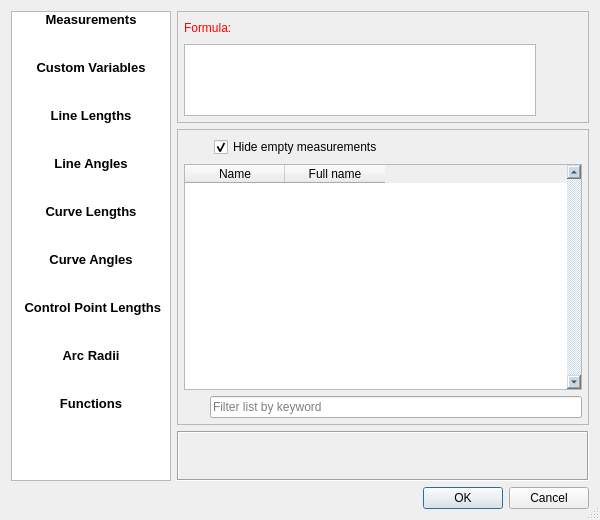
Qt form src/libs/vtools/dialogs/support/edit_formula_dialog.ui (FashionFreedom/Seamly2D) before a commit.
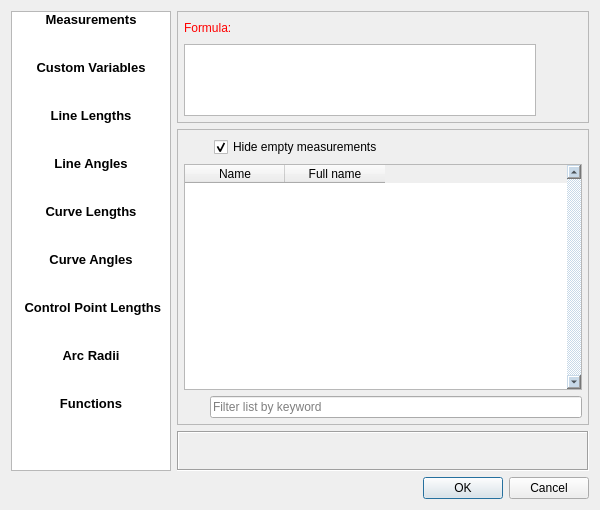
The same form after that commit. Icons and pictures are not drawn.

```diff
--- a/src/libs/vtools/dialogs/support/edit_formula_dialog.ui
+++ b/src/libs/vtools/dialogs/support/edit_formula_dialog.ui
@@ -10,7 +10,7 @@
     <x>0</x>
     <y>0</y>
     <width>600</width>
-    <height>520</height>
+    <height>510</height>
    </rect>
   </property>
   <property name="sizePolicy">
@@ -22,7 +22,7 @@
   <property name="minimumSize">
    <size>
     <width>440</width>
-    <height>520</height>
+    <height>510</height>
    </size>
   </property>
   <property name="maximumSize">
@@ -38,9 +38,6 @@
    <iconset resource="../../../vmisc/share/resources/icon.qrc">
     <normaloff>:/icon/32x32/edit.png</normaloff>:/icon/32x32/edit.png</iconset>
   </property>
-  <property name="sizeGripEnabled">
-   <bool>true</bool>
-  </property>
   <property name="modal">
    <bool>true</bool>
   </property>
@@ -770,7 +767,7 @@
          <property name="minimumSize">
           <size>
            <width>0</width>
-           <height>50</height>
+           <height>40</height>
           </size>
          </property>
          <property name="frameShape">
```
